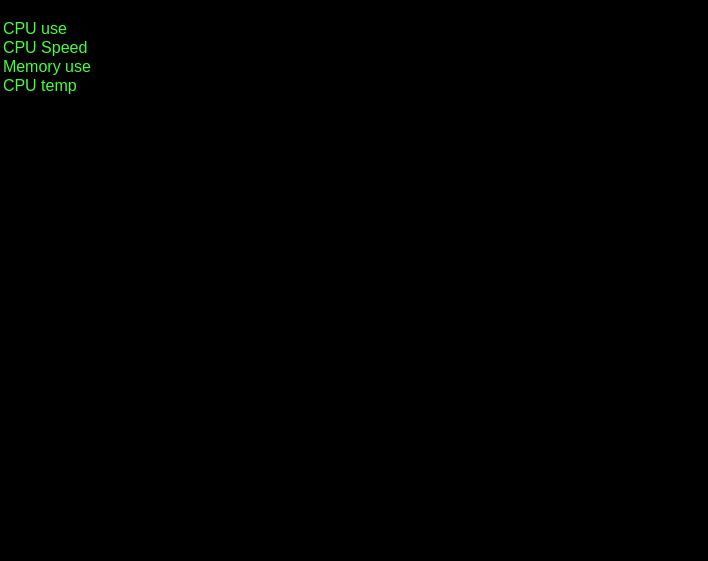
Old version of the form mainwindow.ui in the repository calebickler/Capstone_Qt_Cpp_Program.
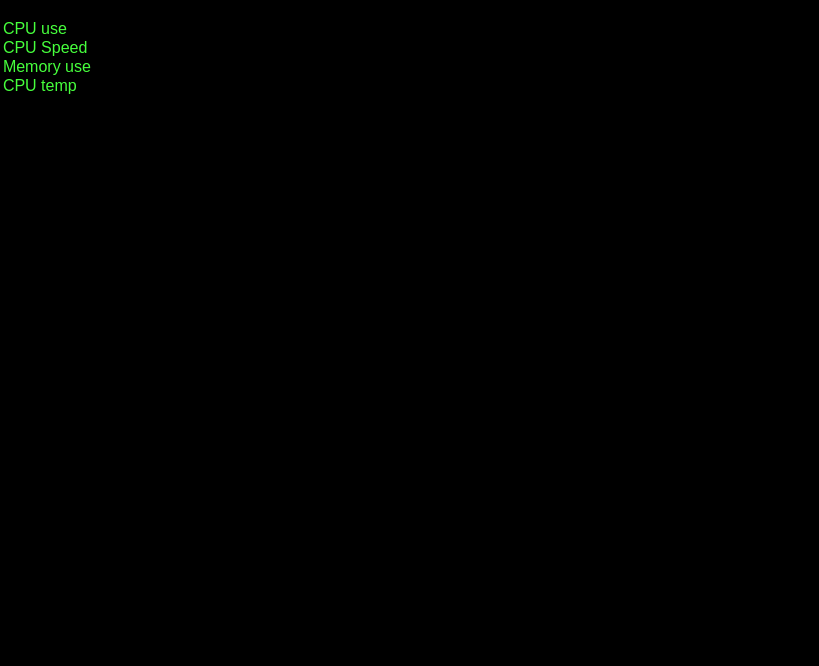
New version of the form.

What changed in the file:
```diff
--- a/mainwindow.ui
+++ b/mainwindow.ui
@@ -6,8 +6,8 @@
    <rect>
     <x>0</x>
     <y>0</y>
-    <width>708</width>
-    <height>561</height>
+    <width>819</width>
+    <height>666</height>
    </rect>
   </property>
   <property name="windowTitle">
@@ -23,8 +23,8 @@
      <rect>
       <x>0</x>
       <y>0</y>
-      <width>701</width>
-      <height>531</height>
+      <width>821</width>
+      <height>731</height>
      </rect>
     </property>
     <property name="font">
@@ -83,7 +83,7 @@
     <rect>
      <x>0</x>
      <y>0</y>
-     <width>708</width>
+     <width>819</width>
      <height>21</height>
     </rect>
    </property>
```
Left out of the diff: 14 changed lines with no effect on the pictures.
